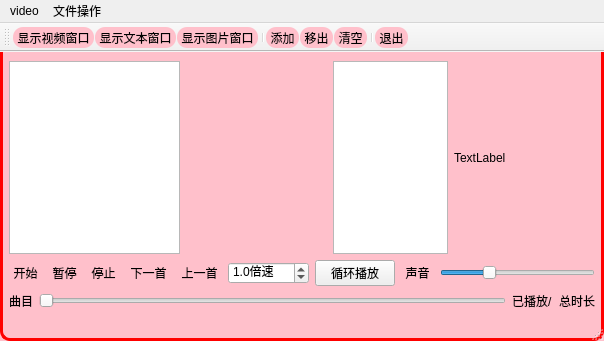
Qt form QMediaPlayer/mainwindow.ui (crucal-crucal/C_Qt) before a commit.
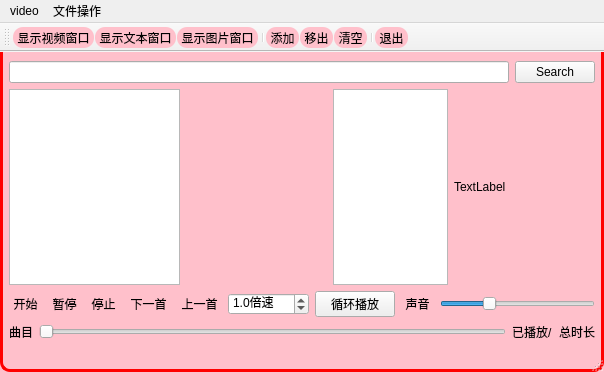
The same form after that commit. Custom widgets are drawn as their Qt base class.

Diff of the .ui file:
```diff
--- a/QMediaPlayer/mainwindow.ui
+++ b/QMediaPlayer/mainwindow.ui
@@ -7,7 +7,7 @@
     <x>0</x>
     <y>0</y>
     <width>604</width>
-    <height>341</height>
+    <height>372</height>
    </rect>
   </property>
   <property name="windowTitle">
@@ -32,9 +32,23 @@
 }</string>
   </property>
   <widget class="QWidget" name="centralwidget">
-   <layout class="QVBoxLayout" name="verticalLayout_2">
-    <item>
+   <layout class="QGridLayout" name="gridLayout">
+    <item row="0" column="0">
      <layout class="QVBoxLayout" name="verticalLayout">
+      <item>
+       <layout class="QHBoxLayout" name="horizontalLayout_3">
+        <item>
+         <widget class="QLineEdit" name="lineEdit"/>
+        </item>
+        <item>
+         <widget class="QPushButton" name="Btn_Search">
+          <property name="text">
+           <string>Search</string>
+          </property>
+         </widget>
+        </item>
+       </layout>
+      </item>
       <item>
        <layout class="QHBoxLayout" name="horizontalLayout">
         <item>
```
Left out of the diff: 2 changed lines with no effect on the pictures.
